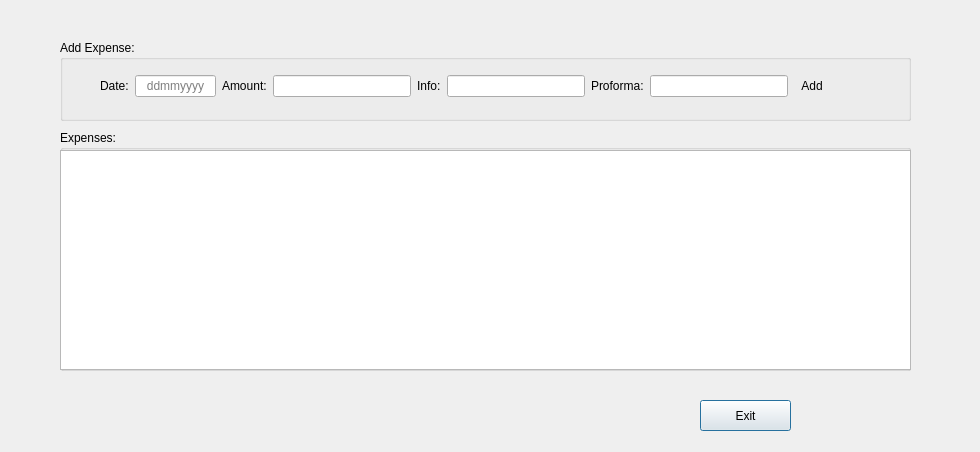
This is uis/invoice_expenses_form.ui in andrei219/euromedia as Qt 5 draws it before an edit. The edited form follows.
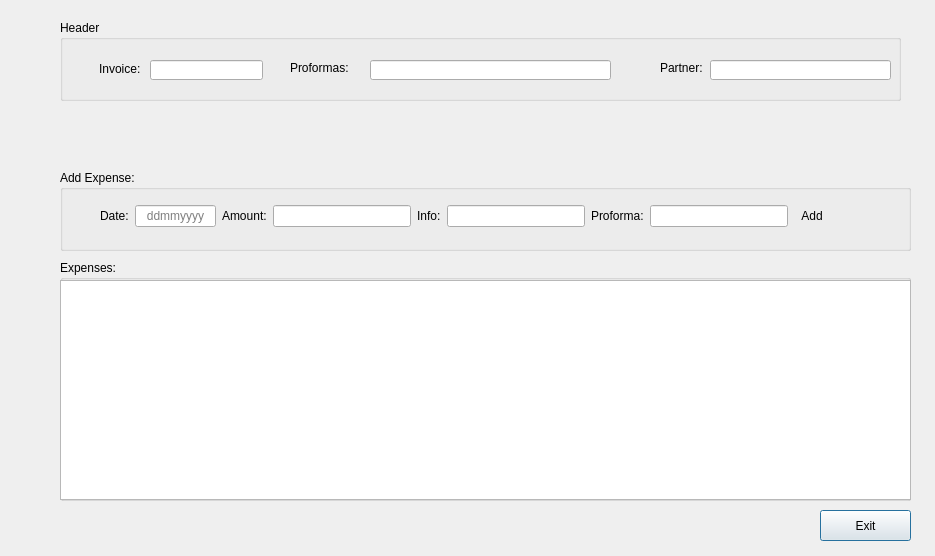
This is the edited form. Icons and pictures are not drawn.

Commit message: Invoices totally implemented; Not fully tested

What changed in the file:
```diff
--- a/uis/invoice_expenses_form.ui
+++ b/uis/invoice_expenses_form.ui
@@ -6,8 +6,8 @@
    <rect>
     <x>0</x>
     <y>0</y>
-    <width>980</width>
-    <height>452</height>
+    <width>935</width>
+    <height>556</height>
    </rect>
   </property>
   <property name="windowTitle">
@@ -17,7 +17,7 @@
    <property name="geometry">
     <rect>
      <x>60</x>
-     <y>130</y>
+     <y>260</y>
      <width>851</width>
      <height>241</height>
     </rect>
@@ -48,8 +48,8 @@
   <widget class="QPushButton" name="pushButton">
    <property name="geometry">
     <rect>
-     <x>700</x>
-     <y>400</y>
+     <x>820</x>
+     <y>510</y>
      <width>91</width>
      <height>31</height>
     </rect>
@@ -62,7 +62,7 @@
    <property name="geometry">
     <rect>
      <x>60</x>
-     <y>40</y>
+     <y>170</y>
      <width>851</width>
      <height>81</height>
     </rect>
@@ -70,7 +70,7 @@
    <property name="title">
     <string>Add Expense:</string>
    </property>
-   <widget class="QWidget" name="">
+   <widget class="QWidget" name="layoutWidget">
     <property name="geometry">
      <rect>
       <x>40</x>
@@ -180,6 +180,97 @@
     </layout>
    </widget>
   </widget>
+  <widget class="QGroupBox" name="groupBox_2">
+   <property name="geometry">
+    <rect>
+     <x>60</x>
+     <y>20</y>
+     <width>841</width>
+     <height>81</height>
+    </rect>
+   </property>
+   <property name="title">
+    <string>Header</string>
+   </property>
+   <widget class="QLabel" name="label_3">
+    <property name="geometry">
+     <rect>
+      <x>39</x>
+      <y>42</y>
+      <width>47</width>
+      <height>13</height>
+     </rect>
+    </property>
+    <property name="text">
+     <string>Invoice:</string>
+    </property>
+   </widget>
+   <widget class="QLabel" name="label_4">
+    <property name="geometry">
+     <rect>
+      <x>230</x>
+      <y>40</y>
+      <width>81</width>
+      <height>16</height>
+     </rect>
+    </property>
+    <property name="text">
+     <string>Proformas:</string>
+    </property>
+   </widget>
+   <widget class="QLabel" name="label_5">
+    <property name="geometry">
+     <rect>
+      <x>600</x>
+      <y>40</y>
+      <width>51</width>
+      <height>16</height>
+     </rect>
+    </property>
+    <property name="text">
+     <string>Partner:</string>
+    </property>
+   </widget>
+   <widget class="QLineEdit" name="invoice_repr">
+    <property name="geometry">
+     <rect>
+      <x>90</x>
+      <y>40</y>
+      <width>113</width>
+      <height>20</height>
+     </rect>
+    </property>
+    <property name="readOnly">
+     <bool>true</bool>
+    </property>
+   </widget>
+   <widget class="QLineEdit" name="proformas">
+    <property name="geometry">
+     <rect>
+      <x>310</x>
+      <y>40</y>
+      <width>241</width>
+      <height>20</height>
+     </rect>
+    </property>
+    <property name="readOnly">
+     <bool>true</bool>
+    </property>
+   </widget>
+   <widget class="QLineEdit" name="partner">
+    <property name="geometry">
+     <rect>
+      <x>650</x>
+      <y>40</y>
+      <width>181</width>
+      <height>20</height>
+     </rect>
+    </property>
+    <property name="readOnly">
+     <bool>true</bool>
+    </property>
+   </widget>
+  </widget>
  </widget>
  <resources>
   <include location="../app/icons.qrc"/>
```
The commit also changes 27 other files.
